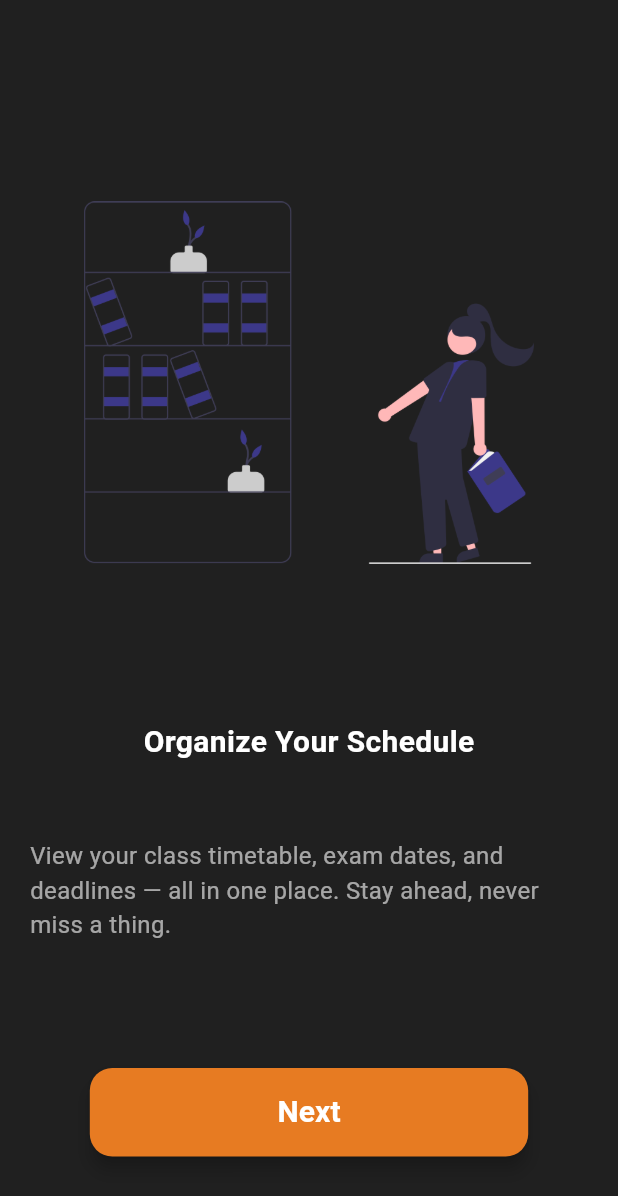
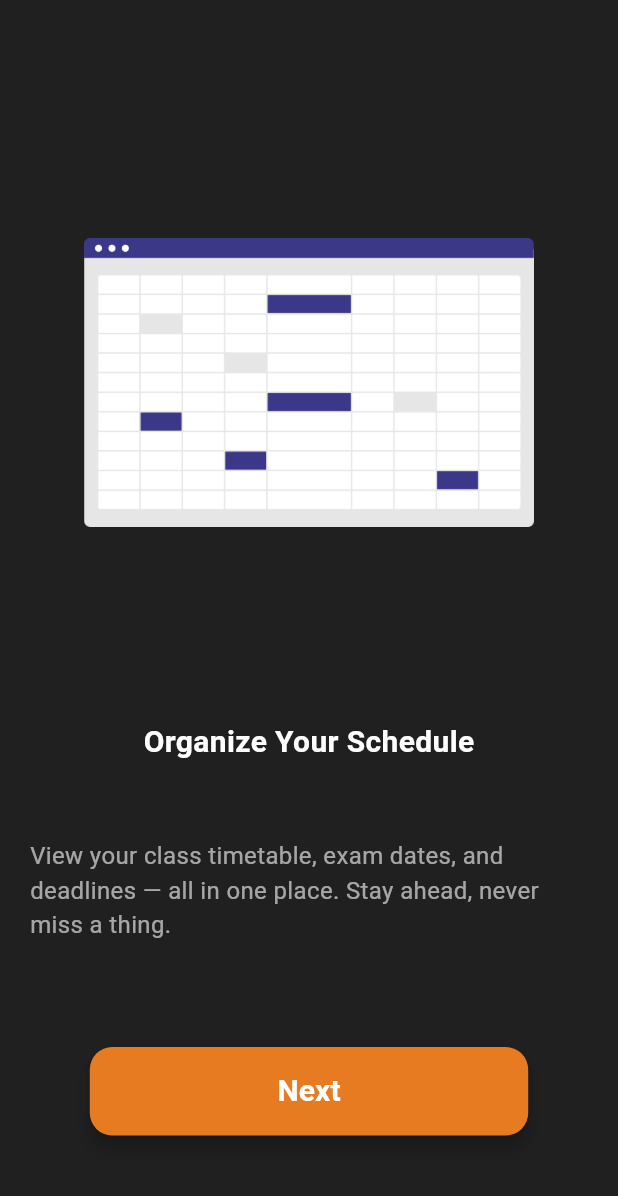
Before and after one commit to Lelsie-C/PoseCoach, a Flutter app: the OS2 screen opened directly, on a phone screen of 412 x 824 dp. Shown: the top 1196 px of the screen. Run offline on Flutter 3.47's test engine with Material 3 defaults, Android fonts, the light colour scheme and no system bars.

Commit message:
commit 2

```diff
--- a/lib/OSs/os2.dart
+++ b/lib/OSs/os2.dart
@@ -1,42 +1,60 @@
 import 'package:flutter/material.dart';
-import 'colors.dart';
+import 'package:sugmps/OSs/routes.dart';
+import 'styles.dart';
 
-class OS2 extends StatelessWidget {
+class OS2 extends StatefulWidget {
   const OS2({super.key});
+
+  @override
+  State<OS2> createState() => _OS2State();
+}
+
+class _OS2State extends State<OS2> {
+  bool _imagesPrecached = false;
+
+  @override
+  void didChangeDependencies() {
+    super.didChangeDependencies();
+
+    if (!_imagesPrecached) {
+      precacheImage(const AssetImage(AppImages.image2), context);
+      _imagesPrecached = true;
+    }
+  }
 
   @override
   Widget build(BuildContext context) {
     return Scaffold(
       backgroundColor: AppColors.background,
-
       body: Padding(
-        padding: const EdgeInsets.all(AppSizing.edgeinsets), //#edgeinset
+        padding: const EdgeInsets.all(AppSizing.edgeinsets),
         child: Column(
           children: [
-            const SizedBox(height: AppSizing.fsb), //#fsb
-            Image.asset('assets/image1.png', height: 350, width: 300),
-            const SizedBox(height: AppSizing.ssb), //#ssb
+            const SizedBox(height: AppSizing.fsb),
+            Image.asset(AppImages.image2, height: 350, width: 300),
+            const SizedBox(height: AppSizing.ssb),
             const Text(
               AppText.title2,
               style: TextStyle(
                 color: AppColors.white,
                 fontWeight: FontWeight.bold,
-                fontSize: 20, //#titlefont
+                fontSize: AppSizing.titlefont,
               ),
             ),
-            const SizedBox(height: AppSizing.tsb), //#tsb
+            const SizedBox(height: AppSizing.tsb),
             Text(
               AppText.text2,
               style: TextStyle(
                 color: AppColors.whiteWithOpacity60,
                 fontWeight: FontWeight.normal,
-                fontSize: AppSizing.textfont, //#textfont
+                fontSize: AppSizing.textfont,
               ),
             ),
-            SizedBox(height: AppSizing.ftsb), //#ftsb
-            const SizedBox(height: 14),
+            SizedBox(height: AppSizing.ftsb),
             ElevatedButton(
-              onPressed: () {},
+              onPressed: () {
+                Navigator.pushNamed(context, AppRoutes.os3);
+              },
               style: ElevatedButton.styleFrom(
                 backgroundColor: AppColors.primary,
                 foregroundColor: AppColors.white,
@@ -45,18 +63,16 @@ class OS2 extends StatelessWidget {
                   vertical: 15,
                 ),
                 shape: RoundedRectangleBorder(
-                  borderRadius: BorderRadius.circular(
-                    AppSizing.buttonradius,
-                  ), //#buttonradius
+                  borderRadius: BorderRadius.circular(AppSizing.buttonradius),
                 ),
-                elevation: AppSizing.elevation, //elevation
+                elevation: AppSizing.elevation,
               ),
               child: const Text(
                 "Next",
                 style: TextStyle(
                   fontSize: AppSizing.buttontextfont,
                   fontWeight: FontWeight.bold,
-                ), //#buttontextfont
+                ),
               ),
             ),
           ],
--- /dev/null
+++ b/lib/OSs/routes.dart
@@ -0,0 +1,8 @@
+class AppRoutes {
+  static const String os1 = "/";
+  static const String os2 = "/os2";
+  static const String os3 = "/os3";
+  static const String os4 = "/os4";
+  static const String os5 = "/os5";
+  static const String os6 = "/os6";
+}
```
Also changed, not shown: lib/OSs/os1.dart (+39 -17 lines), lib/OSs/os3.dart (+33 -18 lines), lib/OSs/os4.dart (+33 -18 lines), lib/OSs/os5.dart (+33 -18 lines), lib/OSs/os6.dart (+35 -18 lines), lib/main.dart (+38 -2 lines), text.txt (+34 -2 lines), flutter_01.png (added), lib/OSs/styles.dart (renamed from lib/OSs/colors.dart).
